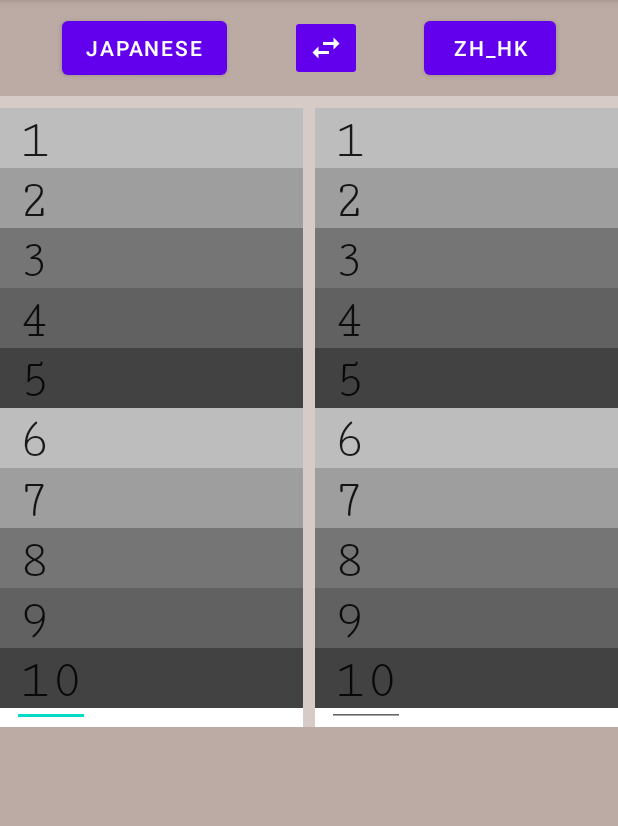
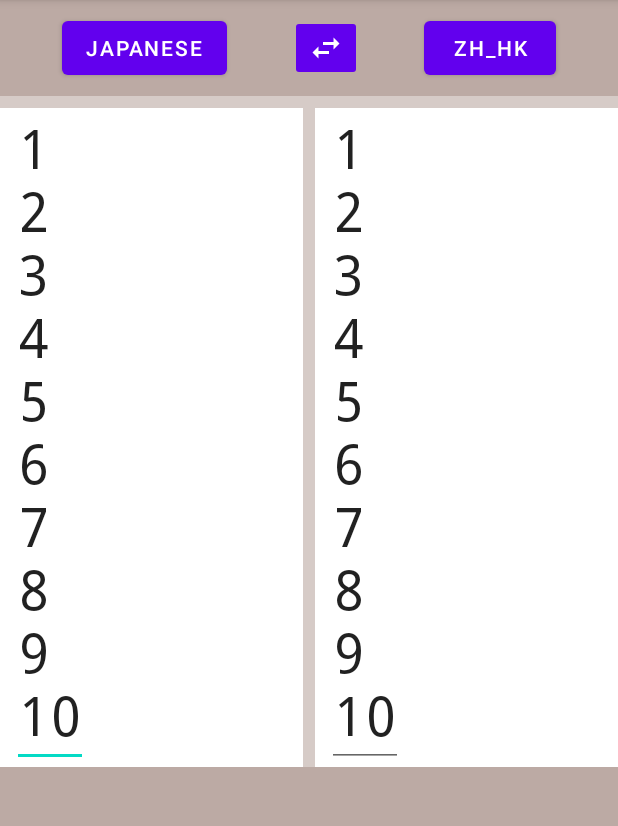
Before and after one commit to WakemanCK/Word-Practice, an Android app: the screen it shows after launch (MainActivity), in the options menu, after a tap on "Load examples", on a phone screen of 412 x 824 dp, the part 84-910 px from its top. Run offline under Robolectric (Android 15) with nearby library versions, the phone set to English and light mode, and no system bars.

Commit message:
spanned background

```diff
--- a/app/src/main/java/com/hwstudio/wordpractice/MainActivity.java
+++ b/app/src/main/java/com/hwstudio/wordpractice/MainActivity.java
@@ -68,7 +68,7 @@ public class MainActivity extends AppCompatActivity {
     public static int wordDelay, lineDelay, repeatNum;
     public static boolean hasListBackground;
     public static int[] speechRate = new int[2];
-    public static float[] soundVolume = new float[2];
+    public static int[] soundVolume = new int[2];
     public static int[] pitch = new int[2];
     public static int[] textSize = new int[2];
 
@@ -166,11 +166,11 @@ public class MainActivity extends AppCompatActivity {
         wordDelay = sharedPref.getInt(getString(R.string.prefWordDelay), 0);
         lineDelay = sharedPref.getInt(getString(R.string.prefLineDelay), 1);
         repeatNum = sharedPref.getInt(getString(R.string.prefRepeatNum), 2);
-        hasListBackground = sharedPref.getBoolean(getString(R.string.prefHasListBackground), true);
+        hasListBackground = sharedPref.getBoolean(getString(R.string.prefHasListBackground), false);
         speechRate[0] = sharedPref.getInt(getString(R.string.prefSpeechRate0), 3);
         speechRate[1] = sharedPref.getInt(getString(R.string.prefSpeechRate1), 3);
-        soundVolume[0] = sharedPref.getFloat(getString(R.string.prefSoundVolume0), 80);
-        soundVolume[1] = sharedPref.getFloat(getString(R.string.prefSoundVolume1), 80);
+        soundVolume[0] = sharedPref.getInt(getString(R.string.prefSoundVolume0), 6);
+        soundVolume[1] = sharedPref.getInt(getString(R.string.prefSoundVolume1), 6);
         pitch[0] = sharedPref.getInt(getString(R.string.prefPitch0), 3);
         pitch[1] = sharedPref.getInt(getString(R.string.prefPitch1), 3);
         textSize[0] = sharedPref.getInt(getString(R.string.prefTextSize0), 36);
@@ -279,12 +279,8 @@ public class MainActivity extends AppCompatActivity {
                     }
                     backgroundTextView[listNum].setTextSize(textSize[listNum]);
                     backgroundTextView[listNum].setText(spanBuilder);
-//                    backgroundTextView[listNum].setVisibility(View.VISIBLE);
-//                    findViewById(R.id.lang0ScrollView).getBackground().setAlpha(0);
                 } else {
                     backgroundTextView[listNum].setText("");
-//                    backgroundTextView[listNum].setVisibility(View.INVISIBLE);
-//                    findViewById(R.id.lang0ScrollView).getBackground().setAlpha(255);
                 }
             }
         }
@@ -292,34 +288,6 @@ public class MainActivity extends AppCompatActivity {
             Toast.makeText(this, R.string.unequalLengthErr, Toast.LENGTH_SHORT).show();
         }
     }
-/*
-    private void addBackgroundSpan(int listNum) {
-//        isSpanning[listNum] = true;
-        listString[listNum] = listEditText[listNum].getText().toString();
-        SpannableStringBuilder spanBuilder = new SpannableStringBuilder(listString[listNum]);
-        if (hasListBackground) {
-            BackgroundColorSpan[] colorSpan = new BackgroundColorSpan[5];
-            colorSpan[0] = new BackgroundColorSpan(getResources().getColor(R.color.gray0));
-            colorSpan[1] = new BackgroundColorSpan(getResources().getColor(R.color.gray1));
-            colorSpan[2] = new BackgroundColorSpan(getResources().getColor(R.color.gray2));
-            colorSpan[3] = new BackgroundColorSpan(getResources().getColor(R.color.gray3));
-            colorSpan[4] = new BackgroundColorSpan(getResources().getColor(R.color.gray4));
-            int i = 0, startIndex = 0, endIndex;
-            endIndex = listString[listNum].indexOf(10);
-            while (endIndex > -1) {
-                spanBuilder.setSpan(colorSpan[i], startIndex, endIndex, Spanned.SPAN_INCLUSIVE_EXCLUSIVE);
-                i++;
-                if (i == 5) {
-                    i = 0;
-                }
-                startIndex = endIndex + 1;
-                endIndex = listString[listNum].indexOf(10, startIndex);
-            }
-            spanBuilder.setSpan(colorSpan[i], startIndex, listString[listNum].length(), Spanned.SPAN_INCLUSIVE_EXCLUSIVE);
-            listEditText[listNum].setText(spanBuilder);
-        }
-//        isSpanning[listNum] = false;
-    }*/
 
     public void clickPlay(View view) {
         if (listEditText[0].getText().length() == 0 || listEditText[1].getText().length() == 0) {
@@ -380,7 +348,7 @@ public class MainActivity extends AppCompatActivity {
     private void speakString(int listNum) {
         tts[listNum].setOnUtteranceProgressListener(utterance[listNum]);
         Bundle params = new Bundle();
-        params.putFloat(TextToSpeech.Engine.KEY_PARAM_VOLUME, soundVolume[listNum] / 100f);
+        params.putFloat(TextToSpeech.Engine.KEY_PARAM_VOLUME, (soundVolume[listNum] + 1) / 7f);
         tts[listNum].speak(wordString[listNum], TextToSpeech.QUEUE_ADD, params
                 , TextToSpeech.ACTION_TTS_QUEUE_PROCESSING_COMPLETED);
         // Highlight word
--- a/app/src/main/res/layout/activity_main.xml
+++ b/app/src/main/res/layout/activity_main.xml
@@ -62,7 +62,7 @@
                 android:layout_height="0dp"
                 android:layout_marginTop="8dp"
                 android:background="?attr/editTextBackground"
-                android:fontFamily="serif-monospace"
+                android:fontFamily="monospace"
                 app:layout_constraintStart_toStartOf="@+id/lang0ScrollView"
                 app:layout_constraintBottom_toBottomOf="@+id/lang0ScrollView"
                 app:layout_constraintEnd_toEndOf="@+id/lang0ScrollView"
@@ -74,7 +74,7 @@
                 android:layout_height="0dp"
                 android:layout_marginTop="8dp"
                 android:background="?attr/editTextBackground"
-                android:fontFamily="serif-monospace"
+                android:fontFamily="monospace"
                 app:layout_constraintBottom_toBottomOf="@+id/lang1ScrollView"
                 app:layout_constraintEnd_toEndOf="@+id/lang1ScrollView"
                 app:layout_constraintStart_toStartOf="@+id/lang1ScrollView"
@@ -96,7 +96,7 @@
                     android:layout_height="wrap_content"
                     android:layout_marginStart="8dp"
                     android:layout_marginEnd="8dp"
-                    android:fontFamily="serif-monospace"
+                    android:fontFamily="monospace"
                     android:textSize="36sp"
                     app:layout_constraintStart_toStartOf="parent"
                     app:layout_constraintTop_toTopOf="parent" />
@@ -118,7 +118,7 @@
                     android:layout_height="wrap_content"
                     android:layout_marginStart="8dp"
                     android:layout_marginEnd="8dp"
-                    android:fontFamily="serif-monospace"
+                    android:fontFamily="monospace"
                     android:textSize="36sp"
                     app:layout_constraintEnd_toEndOf="parent"
                     app:layout_constraintTop_toTopOf="parent" />
--- a/app/src/main/res/layout/activity_settings.xml
+++ b/app/src/main/res/layout/activity_settings.xml
@@ -246,6 +246,7 @@
         android:layout_width="wrap_content"
         android:layout_height="wrap_content"
         android:layout_marginBottom="32dp"
+        android:onClick="clickReset"
         android:text="@string/resetButton"
         app:layout_constraintBottom_toBottomOf="parent"
         app:layout_constraintEnd_toEndOf="parent"
```
Also changed, not shown: app/src/main/java/com/hwstudio/wordpractice/SettingsActivity.java (+20 -8 lines).
